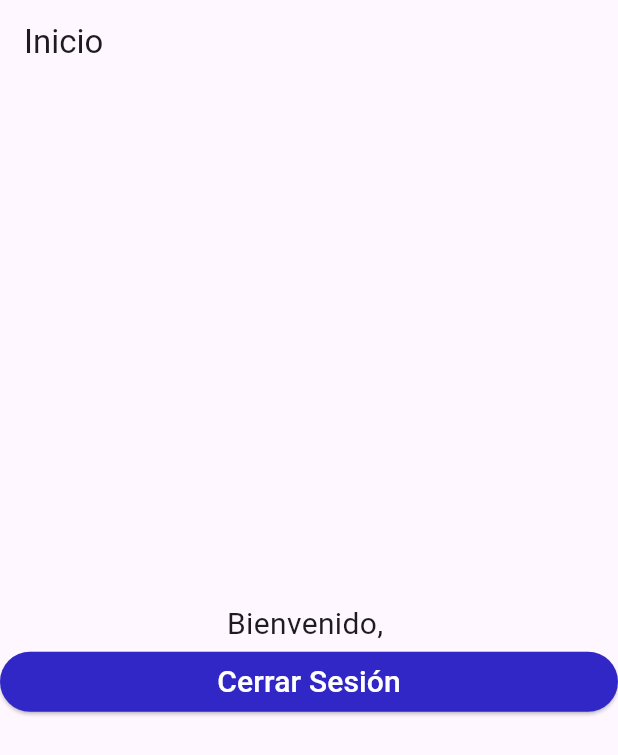
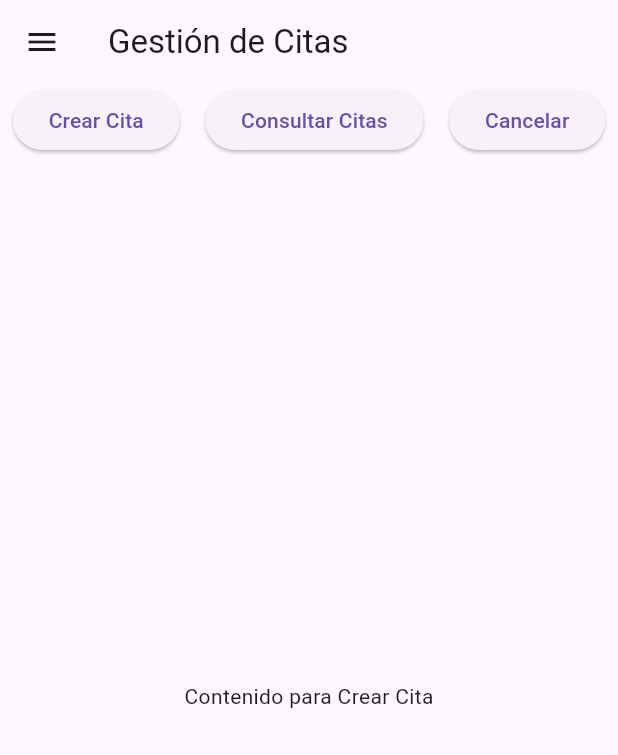
Before and after one commit to Hugo-Jesus-G/Aplicacion-de-Citas-Psicologo, a Flutter app: the Inicio screen opened directly with empty values, on a phone screen of 412 x 824 dp. Shown: the top 755 px of the screen. Run offline on Flutter 3.47's test engine with Material 3 defaults, Android fonts, the phone set to English and light mode, and no system bars; our stand-ins replace cloud_firestore, firebase_core; accounts and stored records are empty.

Commit message:
creacion de pantalla de incio con divisiones y panel con funcion de cerrar sesion todo funcional

```diff
--- a/lib/inicio.dart
+++ b/lib/inicio.dart
@@ -1,4 +1,5 @@
 import 'package:flutter/material.dart';
+import 'package:proyecto/login.dart';
 import 'package:proyecto/main.dart';
 
 class Inicio extends StatefulWidget {
@@ -11,42 +12,102 @@ class Inicio extends StatefulWidget {
 }
 
 class _InicioState extends State<Inicio> {
+  String selectedContent = 'crear';
+
+  void updateContent(String content) {
+    setState(() {
+      selectedContent = content;
+    });
+  }
+
+  Widget getContent() {
+    switch (selectedContent) {
+      case 'crear':
+        return Text('Contenido para Crear Cita');
+      case 'consultar':
+        return Text('Contenido para Consultar Citas');
+      case 'cancelar':
+        return Text('Contenido para Cancelar');
+      default:
+        return Text('Seleccione una opción');
+    }
+  }
+
   @override
   Widget build(BuildContext context) {
     return Scaffold(
       appBar: AppBar(
-        title: Text('Inicio'),
+        title: Text('Gestión de Citas'),
       ),
-      body: Center(
-        child: Column(
-          mainAxisAlignment: MainAxisAlignment.center,
-          children: <Widget>[
-            Text(
-              'Bienvenido, ${widget.username}', // Mostrar el nombre del usuario
-
-              style: TextStyle(fontSize: 20),
+      drawer: Drawer(
+        child: ListView(
+          padding: EdgeInsets.zero,
+          children: [
+            DrawerHeader(
+              decoration: BoxDecoration(
+                color: Colors.blue,
+              ),
+              child: Column(
+                crossAxisAlignment: CrossAxisAlignment.start,
+                children: [
+                  Text(
+                    widget.username,
+                    style: TextStyle(
+                      color: Colors.white,
+                      fontSize: 24,
+                    ),
+                  ),
+                ],
+              ),
             ),
-            Container(
-              width: double.infinity,
-              child: ElevatedButton(
-                style: ButtonStyle(
-                    iconColor: WidgetStateProperty.all(
-                        const Color.fromARGB(255, 172, 21, 21)),
-                    backgroundColor: WidgetStateProperty.all(
-                        const Color.fromARGB(255, 49, 39, 199))),
-                onPressed: () {
-                  Navigator.of(context).pushReplacement(
-                      MaterialPageRoute(builder: (context) => HomePage()));
-                },
-                child: Text(
-                  "Cerrar Sesión",
-                  style: TextStyle(fontSize: 20, color: Colors.white),
-                ),
-              ),
+            ListTile(
+              leading: Icon(Icons.person),
+              title: Text('Perfil'),
+              onTap: () {
+                // Aquí puedes agregar la lógica para cerrar sesión
+                Navigator.pop(context);
+              },
+            ),
+            ListTile(
+              leading: Icon(Icons.logout),
+              title: Text('Cerrar Sesión'),
+              onTap: () {
+                // Aquí puedes agregar la lógica para cerrar sesión
+                Navigator.pushReplacement(
+                  context,
+                  MaterialPageRoute(builder: (context) => MyApp()),
+                );
+              },
             ),
           ],
         ),
       ),
+      body: Column(
+        children: [
+          Row(
+            mainAxisAlignment: MainAxisAlignment.spaceAround,
+            children: [
+              ElevatedButton(
+                onPressed: () => updateContent('crear'),
+                child: Text('Crear Cita'),
+              ),
+              ElevatedButton(
+                onPressed: () => updateContent('consultar'),
+                child: Text('Consultar Citas'),
+              ),
+              ElevatedButton(
+                onPressed: () => updateContent('cancelar'),
+                child: Text('Cancelar'),
+              ),
+            ],
+          ),
+          Expanded(
+          child: Center(
+              child: getContent(),
+            ),
+          ),
+        ],
+      ),
     );
   }
 }
--- a/lib/registro.dart
+++ b/lib/registro.dart
@@ -40,8 +40,13 @@ class RegistroScreen extends StatefulWidget {
 }
 
 class _RegistroScreenState extends State<RegistroScreen> {
+  TextEditingController emailController = TextEditingController();
+  TextEditingController nameController = TextEditingController();
+  TextEditingController numberController = TextEditingController();
+  TextEditingController telefonoController = TextEditingController();
+  TextEditingController passwordController = TextEditingController();
   // Método para agregar usuarios a Firestore
-  static Future<void> RegistrarUser({
+  Future<void> registrarUser({
     required String name,
     required String email,
     required String matricula,
@@ -100,7 +105,7 @@ class _RegistroScreenState extends State<RegistroScreen> {
     );
   }
 
-  static void _showSuccessDialog(BuildContext context, String message) {
+   void _showSuccessDialog(BuildContext context, String message) {
     showDialog(
       context: context,
       builder: (context) {
@@ -111,6 +116,12 @@ class _RegistroScreenState extends State<RegistroScreen> {
             TextButton(
               onPressed: () {
                 Navigator.of(context).pop();
+                //limpiar campos
+                emailController.clear();
+                nameController.clear();
+                numberController.clear();
+                telefonoController.clear();
+                passwordController.clear();
               },
               child: Text('OK'),
             ),
@@ -122,12 +133,6 @@ class _RegistroScreenState extends State<RegistroScreen> {
 
   @override
   Widget build(BuildContext context) {
-    TextEditingController emailController = TextEditingController();
-    TextEditingController nameController = TextEditingController();
-    TextEditingController numberController = TextEditingController();
-    TextEditingController telefonoController = TextEditingController();
-    TextEditingController passwordController = TextEditingController();
-
     double screenWidth = MediaQuery.of(context).size.width;
 
     return Padding(
@@ -232,7 +237,7 @@ class _RegistroScreenState extends State<RegistroScreen> {
                   ),
                 ),
                 onPressed: () async {
-                  await RegistrarUser(
+                  await registrarUser(
                     name: nameController.text,
                     email: emailController.text,
                     matricula: numberController.text,
```
